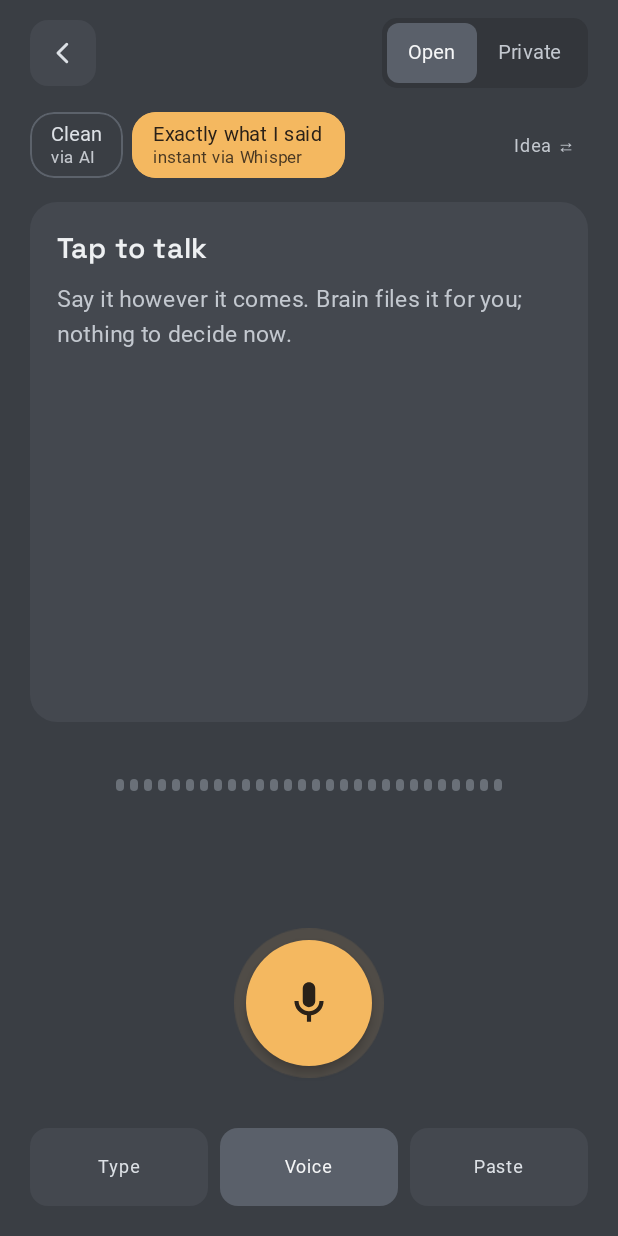
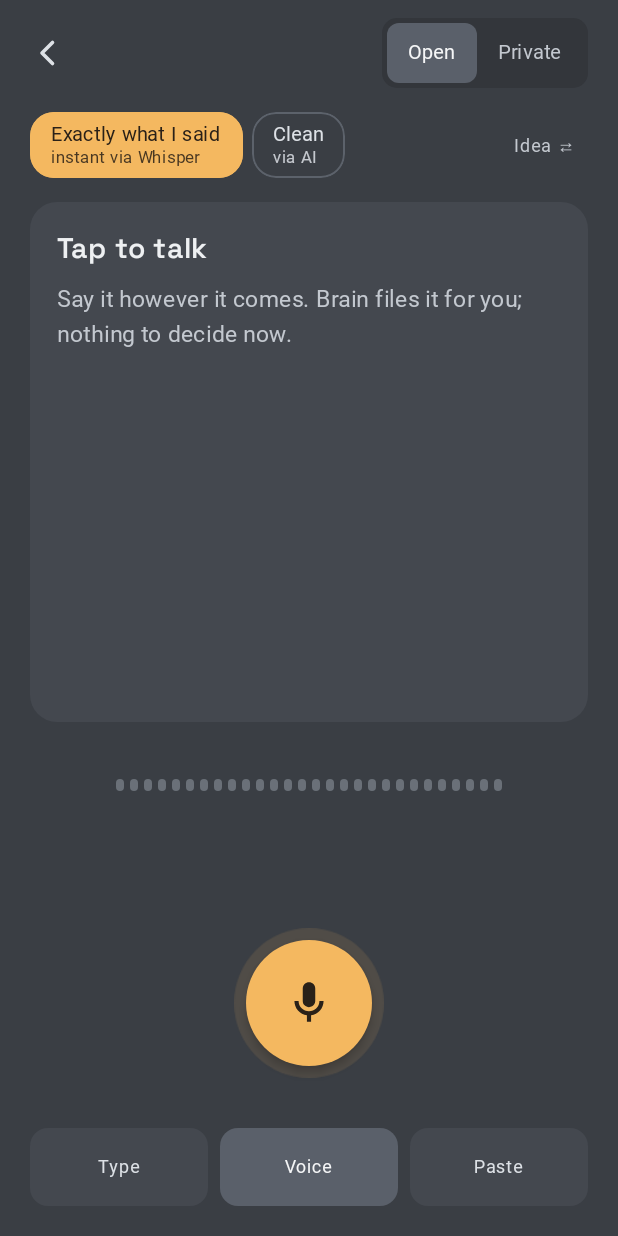
Before and after one commit to Sundowna/android-capture, an Android app built with Jetpack Compose: the CaptureActivity screen opened directly, with no data from a screen before it, on a phone screen of 412 x 824 dp. Run offline under Robolectric (Android 15) with nearby library versions, the phone set to English and light mode, and no system bars; our stand-ins replace Room's generated code; libraries missing offline, so code that uses them is left out: com.google.ai.edge; Roboto replaces fonts that are not available here.

Commit message:
playground: heartbeat pulse, tabs in order, bare back chevron
The big button now beats like a resting heart (about 55 a minute): a strong
lub, a softer dub, then a long slow ease back, with a soft ripple leaving
the button on each beat and a small thump of the button itself. The note
tabs read left to right in the order things happen: Exactly what I said,
then Clean. The back button is just the chevron, no tile behind it.

Co-Authored-By: Claude Opus 5.5 <noreply@anthropic.com>

```diff
--- a/app/src/main/java/org/brain/capture/ui/CaptureActivity.kt
+++ b/app/src/main/java/org/brain/capture/ui/CaptureActivity.kt
@@ -13,7 +13,9 @@ import androidx.activity.enableEdgeToEdge
 import androidx.activity.result.contract.ActivityResultContracts
 import androidx.compose.animation.AnimatedContent
 import androidx.compose.animation.animateColorAsState
-import androidx.compose.animation.core.EaseInOutSine
+import androidx.compose.animation.core.FastOutLinearInEasing
+import androidx.compose.animation.core.LinearOutSlowInEasing
+import androidx.compose.animation.core.keyframes
 import androidx.compose.animation.fadeIn
 import androidx.compose.animation.fadeOut
 import androidx.compose.animation.slideInHorizontally
@@ -258,8 +260,9 @@ fun CaptureScreen(request: CaptureRequest?, onClose: () -> Unit, buttonModifier:
                 }
             } else if (mode == CaptureActivity.MODE_VOICE) {
                 Row(horizontalArrangement = Arrangement.spacedBy(6.dp), verticalAlignment = Alignment.CenterVertically) {
+                    // Left to right in the order they happen: the exact words first, then the clean version.
+                    ViewTab("Exactly what I said", "instant via Whisper", view == View.Raw) { view = View.Raw; userPickedView = true }
                     ViewTab("Clean", if (private) "on this phone" else "via AI", view == View.Clean) { view = View.Clean; userPickedView = true }
-                    ViewTab("Exactly what I said", "instant via Whisper", view == View.Raw) { view = View.Raw; userPickedView = true }
                     Spacer(Modifier.weight(1f))
                     if (!private && (note == null || recordingHere && recording?.appendTo == null))
                         KindChip(kind) { kind = if (kind == CaptureTypes.TASK) CaptureTypes.IDEA else CaptureTypes.TASK }
@@ -335,10 +338,11 @@ fun CaptureScreen(request: CaptureRequest?, onClose: () -> Unit, buttonModifier:
 @Composable
 private fun TopBar(private: Boolean, locked: Boolean, onPrivate: (Boolean) -> Unit, onClose: () -> Unit) {
     Row(Modifier.fillMaxWidth(), verticalAlignment = Alignment.CenterVertically, horizontalArrangement = Arrangement.SpaceBetween) {
-        Surface(onClick = onClose, shape = RoundedCornerShape(12.dp), color = Ink.Panel,
+        // Just the chevron (no tile behind it); the touch area stays 44 dp.
+        Surface(onClick = onClose, shape = CircleShape, color = Color.Transparent,
             modifier = Modifier.size(44.dp).semantics { contentDescription = "Back" }) {
-            Box(contentAlignment = Alignment.Center) {
-                Icon(painterResource(R.drawable.ic_back), null, Modifier.size(20.dp), tint = Ink.TextSoft)
+            Box(contentAlignment = Alignment.CenterStart) {
+                Icon(painterResource(R.drawable.ic_back), null, Modifier.size(24.dp), tint = Ink.TextSoft)
             }
         }
         Row(Modifier.clip(RoundedCornerShape(10.dp)).background(Ink.Well).padding(3.dp)
@@ -381,6 +385,9 @@ private fun KindChip(kind: String, onToggle: () -> Unit) {
         Text(if (kind == CaptureTypes.TASK) "Task ⇄" else "Idea ⇄", fontSize = 12.sp, fontWeight = FontWeight.SemiBold, color = Ink.TextDim)
     }
 }
+
+/** One heartbeat, about 55 a minute. */
+private const val HEARTBEAT_MS = 1100
 
 private val TIME = SimpleDateFormat("HH:mm", Locale.ROOT)
 
@@ -571,23 +578,39 @@ private fun SmallAction(label: String, onClick: () -> Unit) {
  */
 @Composable
 fun BigButton(recording: Boolean, paused: Boolean, level: Float, size: Dp, modifier: Modifier = Modifier, onClick: () -> Unit) {
-    val t = rememberInfiniteTransition(label = "pulse")
-    // One full breath every 3.2 s, eased in and out, so it never jerks.
-    val breath by t.animateFloat(0f, 1f, infiniteRepeatable(tween(1600, easing = EaseInOutSine), RepeatMode.Reverse), label = "breath")
+    val t = rememberInfiniteTransition(label = "heart")
+    // A resting heartbeat (about 55 a minute): a strong "lub", a softer "dub" right after,
+    // then a long, slow ease back to rest before the next beat.
+    val beat by t.animateFloat(0f, 0f, infiniteRepeatable(keyframes {
+        durationMillis = HEARTBEAT_MS
+        0f at 0 using FastOutLinearInEasing
+        1f at 110 using LinearOutSlowInEasing
+        0.28f at 250 using FastOutLinearInEasing
+        0.62f at 360 using LinearOutSlowInEasing
+        0f at HEARTBEAT_MS
+    }), label = "beat")
+    // The same clock, linear: drives the soft ring that travels outward from each beat.
+    val echo by t.animateFloat(0f, 1f, infiniteRepeatable(tween(HEARTBEAT_MS, easing = LinearEasing)), label = "echo")
     val pulsing = recording && !paused
-    val on by animateFloatAsState(if (pulsing) 1f else 0f, tween(600, easing = FastOutSlowInEasing), label = "on")
+    val on by animateFloatAsState(if (pulsing) 1f else 0f, tween(700, easing = FastOutSlowInEasing), label = "on")
     Box(modifier.size(size * 1.6f), contentAlignment = Alignment.Center) {
-        // Outer soft glow and inner halo, breathing together; at rest they settle to a faint ring.
+        // The beat's ripple: leaves the button with the "lub" and fades as it spreads.
         Box(Modifier.size(size).graphicsLayer {
-            val s = 1.19f + on * (0.12f + 0.22f * breath)
-            scaleX = s; scaleY = s; alpha = 0.12f + on * (0.10f - 0.06f * breath)
+            val e = LinearOutSlowInEasing.transform(echo)
+            val s = 1f + 0.55f * e
+            scaleX = s; scaleY = s; alpha = on * 0.26f * (1f - echo) * (1f - echo)
         }.clip(CircleShape).background(Ink.Amber))
+        // Soft glow that swells with each beat; at rest it settles to a faint ring.
         Box(Modifier.size(size).graphicsLayer {
-            val s = 1f + on * (0.06f + 0.10f * breath)
-            scaleX = s; scaleY = s; alpha = on * (0.22f - 0.08f * breath)
+            val s = 1.19f + on * (0.04f + 0.16f * beat)
+            scaleX = s; scaleY = s; alpha = 0.12f + on * 0.14f * beat
         }.clip(CircleShape).background(Ink.Amber))
         Surface(onClick = onClick, shape = CircleShape, color = Ink.Amber, shadowElevation = 4.dp,
-            modifier = Modifier.size(size).semantics {
+            modifier = Modifier.size(size).graphicsLayer {
+                // The button itself gives a small, physical thump on the beat.
+                val s = 1f + on * 0.035f * beat
+                scaleX = s; scaleY = s
+            }.semantics {
                 contentDescription = if (recording) "Stop and save" else "Start talking"
             }) {
             Box(contentAlignment = Alignment.Center) {
```
